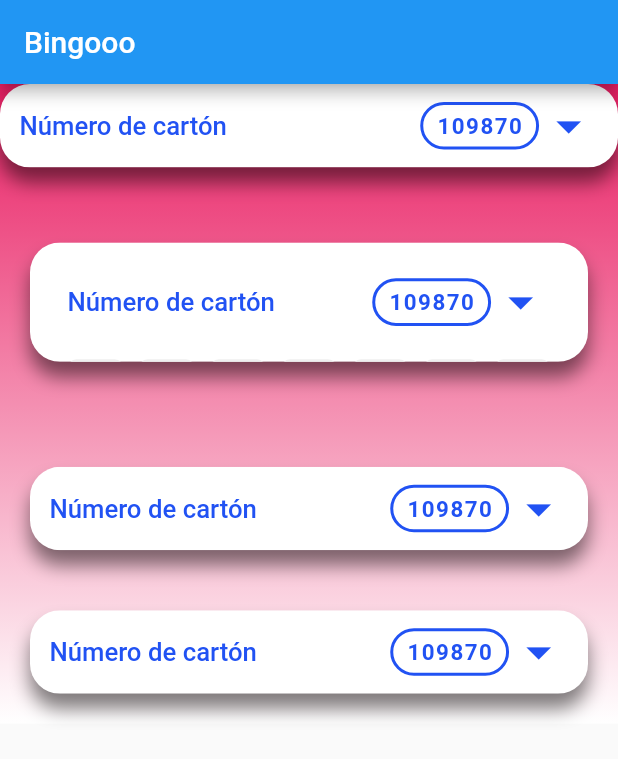
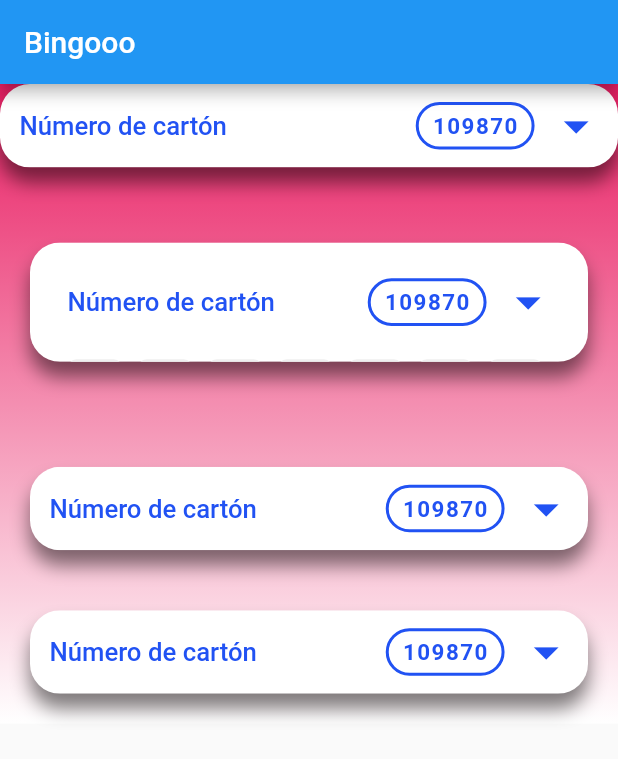
Before and after one commit to flourdes/folding_cardboard, a Flutter app: the screen it shows after launch, on a phone screen of 412 x 824 dp. Shown: the top 759 px of the screen. Run offline on Flutter 3.47's test engine with Material 2 defaults, Android fonts, the light colour scheme and no system bars.

Commit message:
paddings

```diff
--- a/lib/folding_cardboard_component_custom.dart
+++ b/lib/folding_cardboard_component_custom.dart
@@ -10,7 +10,7 @@ class FoldingCardboardComponentCustom extends StatefulWidget {
   final LotteryTicketModel lotteryTicketModel;
   final EdgeInsetsGeometry padding;
 
-  FoldingCardboardComponentCustom({
+  const FoldingCardboardComponentCustom({
     Key? key,
     this.title = "Número de cartón",
     required this.lotteryTicketModel,
@@ -107,7 +107,7 @@ class _FoldingCardboardComponentCustomState
     if(index < widget.lotteryTicketModel.numberList.length){
       return widget.lotteryTicketModel.numberList[index].toString();
     }else{
-      return "";
+      return "-";
     }
   }
 
@@ -141,7 +141,7 @@ class _FoldingCardboardComponentCustomState
                 mainAxisAlignment: MainAxisAlignment.spaceBetween,
                 children: [
                   Padding(
-                    padding: const EdgeInsets.symmetric(horizontal: 5),
+                    padding: const EdgeInsets.only(right:0,left: 5),
                     child: Row(
                       mainAxisAlignment: MainAxisAlignment.spaceBetween,
                       children: [
@@ -156,7 +156,9 @@ class _FoldingCardboardComponentCustomState
                         Row(
                           mainAxisAlignment: MainAxisAlignment.center,
                           children: [
-                            Container(
+                            Padding(
+                              padding: const EdgeInsets.only(right: 8.0),
+                              child: Container(
                                 height: sizeContainerMainNumber / 2.5,
                                 width: sizeContainerMainNumber,
                                 alignment: Alignment.center,
@@ -174,6 +176,7 @@ class _FoldingCardboardComponentCustomState
                                     fontWeight: FontWeight.w600,
                                     fontSize: sizeText/1.15,
                                     letterSpacing: 1,
+                                  ),
                                 ),
                               ),
                             ),
@@ -196,7 +199,7 @@ class _FoldingCardboardComponentCustomState
                     curve: Curves.linear,
                     height: animation,
                     child: Padding(
-                      padding:  EdgeInsets.only(top: widget.padding.vertical/3),//const EdgeInsets.only(top: 10,left: 5,right: 10),
+                      padding:  EdgeInsets.only(top: widget.padding.vertical/3,right: 5),//const EdgeInsets.only(top: 10,left: 5,right: 10),
                       child: Table(
                         children: carton,
                       ),
--- a/lib/view.dart
+++ b/lib/view.dart
@@ -31,7 +31,7 @@ class _ViewState extends State<View> {
 
     List<int> _numbersList() {
       List<int> numbers = [];
-      for (int i = 0; i < 35; i++) {
+      for (int i = 0; i < 33; i++) {
         numbers.add(_numberUnique(100,numbers));
       }
       return numbers;
```
Lines whose indentation alone changed are shown as unchanged.
